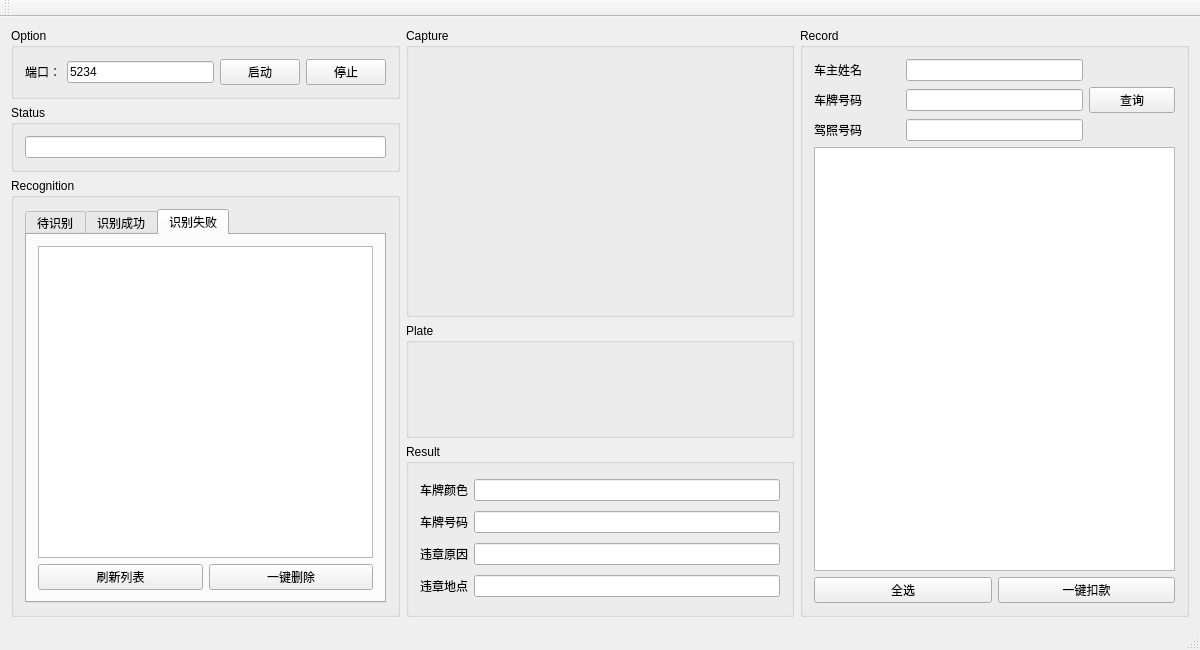
Qt form mainwindow.ui (jozhn/PServer) before a commit.
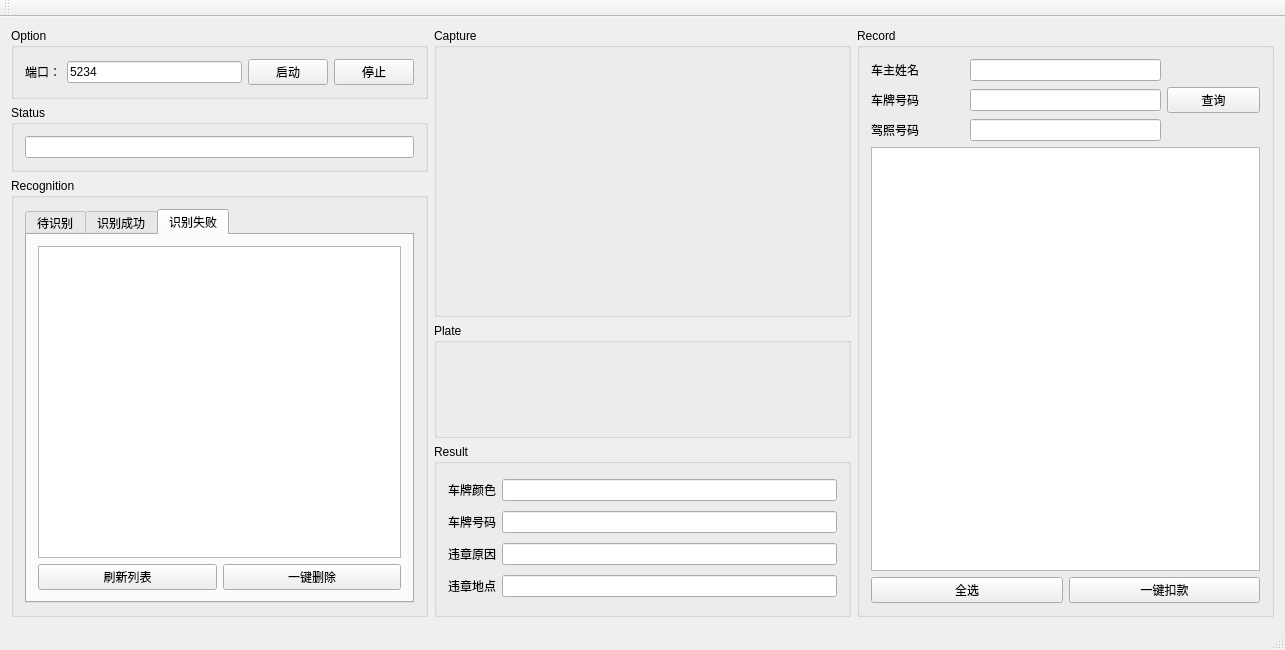
The same form after that commit. The open tabs and pages were chosen to show the change.

What changed in the file:
```diff
--- a/mainwindow.ui
+++ b/mainwindow.ui
@@ -6,13 +6,13 @@
    <rect>
     <x>0</x>
     <y>0</y>
-    <width>1200</width>
+    <width>1285</width>
     <height>650</height>
    </rect>
   </property>
   <property name="minimumSize">
    <size>
-    <width>1200</width>
+    <width>1285</width>
     <height>650</height>
    </size>
   </property>
```
Left out of the diff: 4 changed lines with no effect on the pictures.
